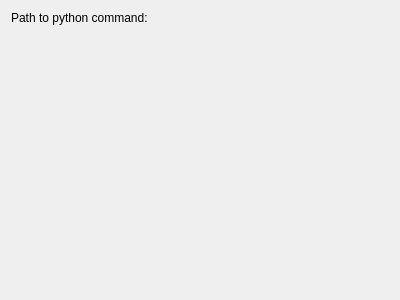
This is src/backends/python/settings.ui in KDE/cantor as Qt 5 draws it before an edit. The edited form follows.
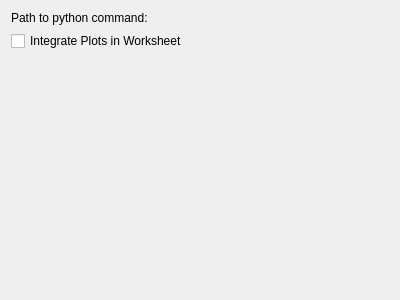
This is the edited form. Custom widgets are drawn as their Qt base class.

```diff
--- a/src/backends/python/settings.ui
+++ b/src/backends/python/settings.ui
@@ -25,13 +25,13 @@
      </item>
     </layout>
    </item>
-   <!-- item>
+   <item>
     <widget class="QCheckBox" name="kcfg_integratePlots">
      <property name="text">
       <string>Integrate Plots in Worksheet</string>
      </property>
     </widget>
-   </item -->
+   </item>
    <item>
     <spacer name="verticalSpacer">
      <property name="orientation">
```
